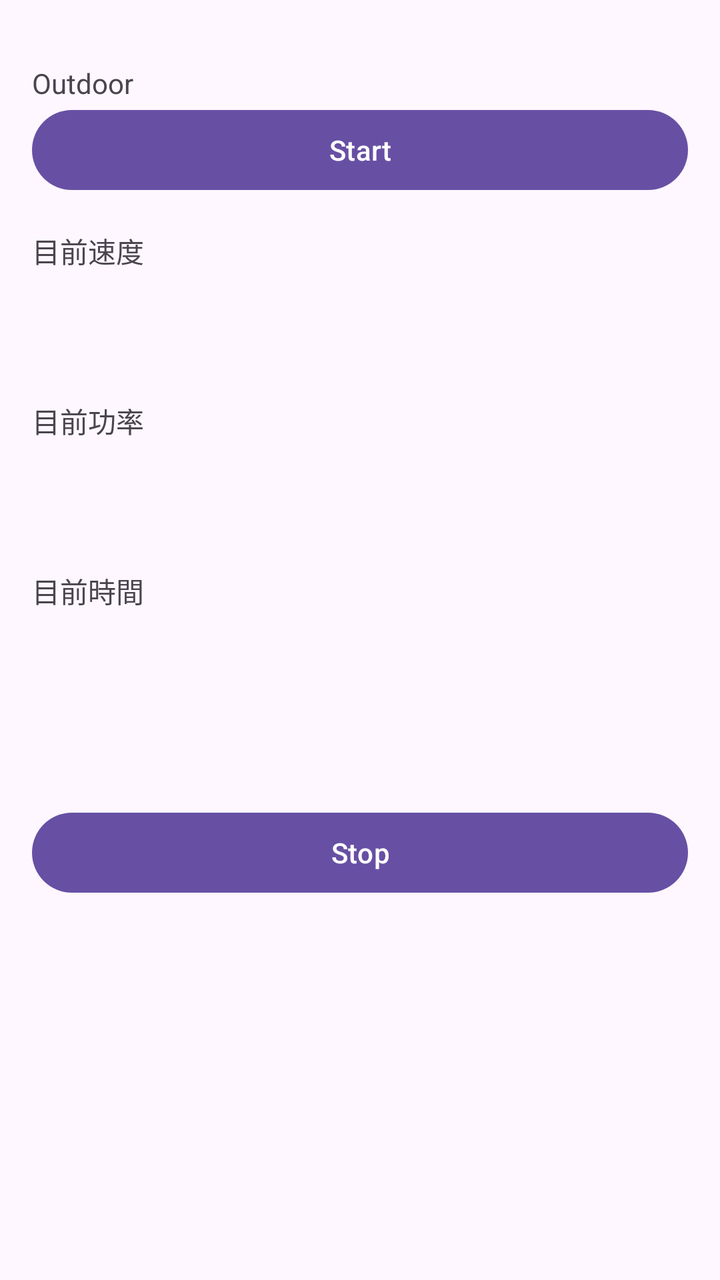
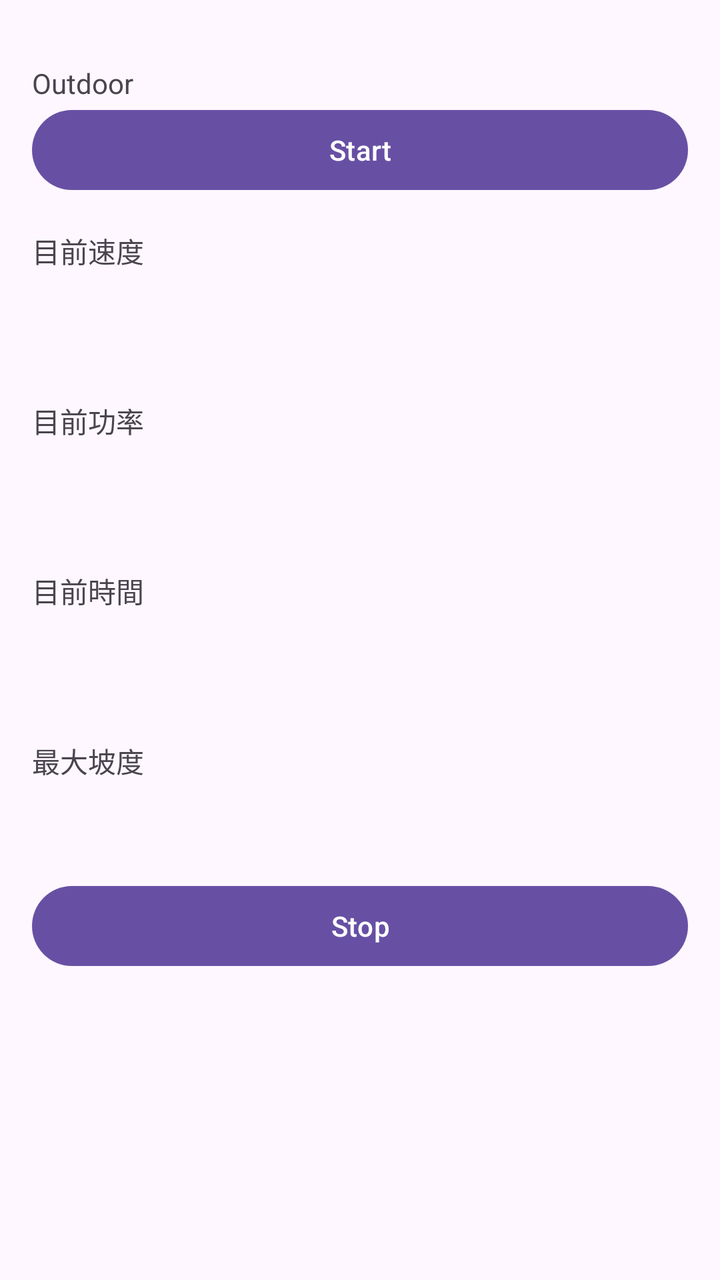

Before-and-after screenshots of an Android layout around one commit, followed by the original layout XML and the change that was made.
<!-- AndroidManifest.xml: application theme Theme.BmiCalculator -->
<!-- res/layout/activity_outdoor.xml -->
<?xml version="1.0" encoding="utf-8"?>
<ScrollView xmlns:android="http://schemas.android.com/apk/res/android"
    android:layout_width="match_parent"
    android:layout_height="match_parent">

    <LinearLayout
        android:layout_width="match_parent"
        android:layout_height="wrap_content"
        android:orientation="vertical"
        android:padding="16dp">

        <TextView
            android:layout_width="match_parent"
            android:layout_height="wrap_content"
            android:text="@string/Outdoor"
            android:paddingTop="16dp"/>

        <Button
            android:id="@+id/buttonStart"
            android:layout_width="match_parent"
            android:layout_height="wrap_content"
            android:text="@string/start" />

        <TextView
            android:layout_width="match_parent"
            android:layout_height="wrap_content"
            android:text="@string/now_speed"
            android:paddingTop="16dp"/>

        <TextView
            android:id="@+id/textViewSpeed"
            android:layout_width="match_parent"
            android:layout_height="wrap_content"
            android:paddingTop="16dp"
            android:textSize="24sp" />

        <TextView
            android:layout_width="match_parent"
            android:layout_height="wrap_content"
            android:text="@string/now_power"
            android:paddingTop="16dp"/>

        <TextView
            android:id="@+id/powerDataTextView"
            android:layout_width="match_parent"
            android:layout_height="wrap_content"
            android:paddingTop="16dp"
            android:textSize="24sp" />

        <TextView
            android:layout_width="match_parent"
            android:layout_height="wrap_content"
            android:text="@string/now_time"
            android:paddingTop="16dp"/>

        <TextView
            android:id="@+id/textViewTime"
            android:layout_width="match_parent"
            android:layout_height="wrap_content"
            android:paddingTop="16dp"
            android:textSize="24sp" />

        <TextView
            android:id="@+id/textViewSlope"
            android:layout_width="match_parent"
            android:layout_height="wrap_content"
            android:paddingTop="16dp"
            android:textSize="24sp" />

        <Button
            android:id="@+id/buttonPause"
            android:layout_width="match_parent"
            android:layout_height="wrap_content"
            android:text="@string/pause" />

    </LinearLayout>
</ScrollView>
<!-- resources referenced by this layout -->
<resources>
  <string name="Outdoor">Outdoor</string>
  <string name="now_power">目前功率</string>
  <string name="now_speed">目前速度</string>
  <string name="now_time">目前時間</string>
  <string name="pause">Stop</string>
  <string name="start">Start</string>
  <style name="Theme.BmiCalculator" parent="Base.Theme.BmiCalculator" />
  <style name="Base.Theme.BmiCalculator" parent="Theme.Material3.DayNight.NoActionBar">
          
          
      </style>
</resources>

<!-- the commit's change to res/layout/activity_outdoor.xml (unified diff, before → after) -->
@@ -61,6 +61,12 @@
             android:textSize="24sp" />
 
         <TextView
+            android:layout_width="match_parent"
+            android:layout_height="wrap_content"
+            android:text="@string/max_slope"
+            android:paddingTop="16dp"/>
+
+        <TextView
             android:id="@+id/textViewSlope"
             android:layout_width="match_parent"
             android:layout_height="wrap_content"
<!-- resource entries referenced after the edit -->
@@ -1,6 +1,7 @@
 <!-- resources referenced by this layout -->
 <resources>
   <string name="Outdoor">Outdoor</string>
+  <string name="max_slope">最大坡度</string>
   <string name="now_power">目前功率</string>
   <string name="now_speed">目前速度</string>
   <string name="now_time">目前時間</string>
